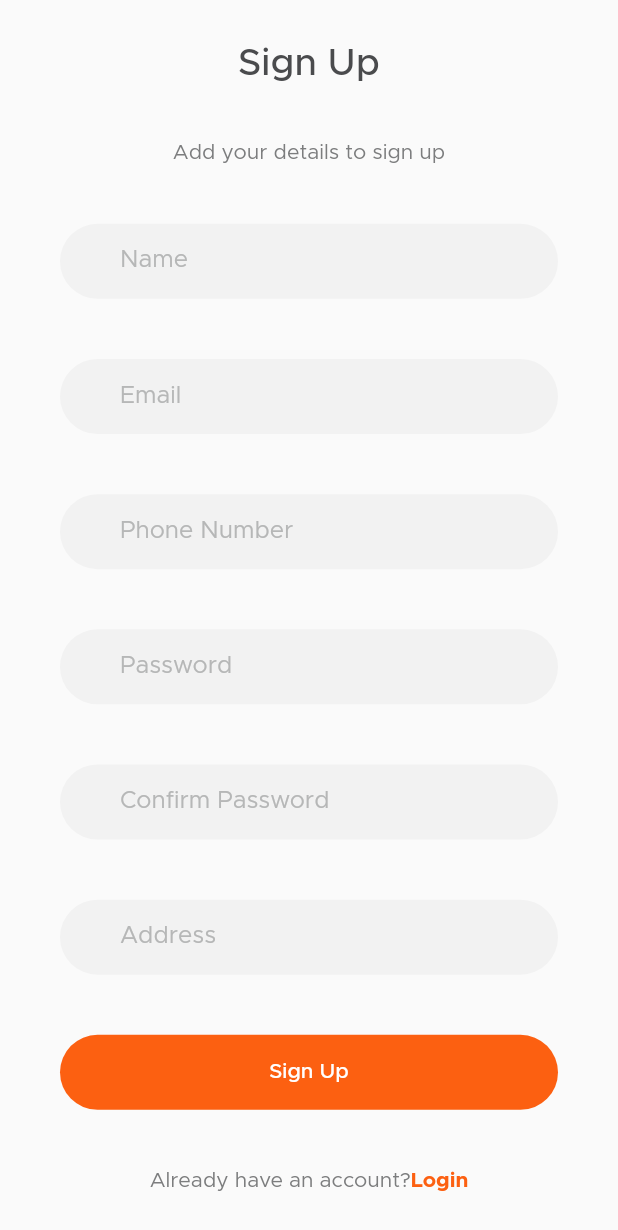
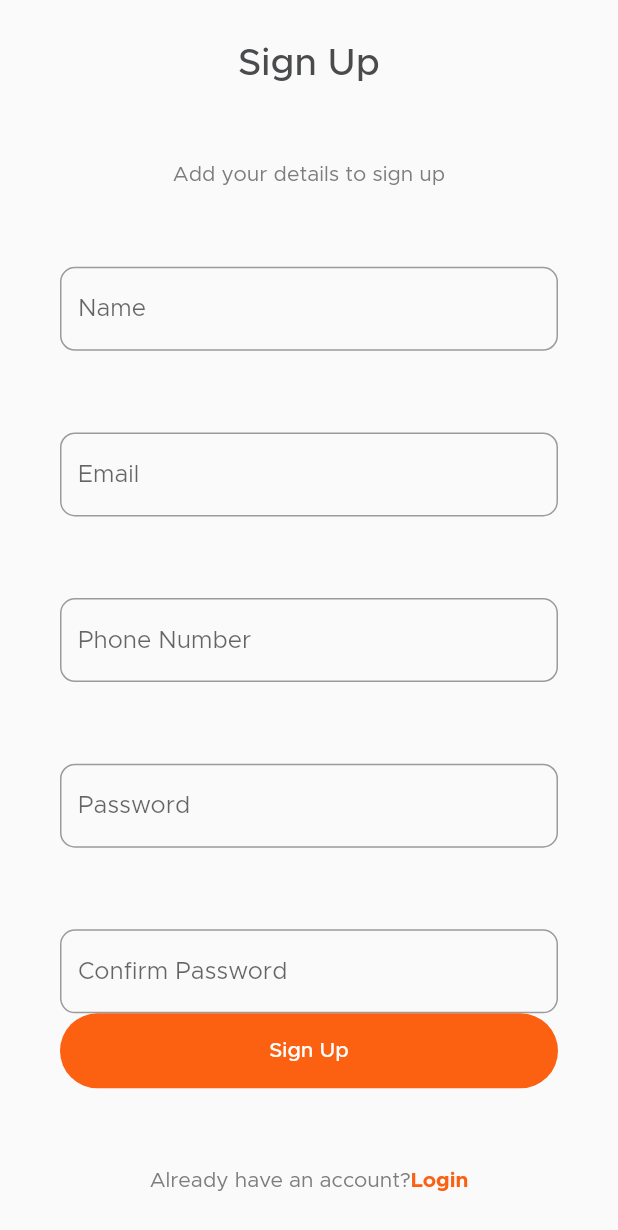
Before and after one commit to inayat-kaur/Canteen-Management, a Flutter app: the SignUpScreen screen opened by its route, after a tap on "Sign Up", on a phone screen of 412 x 824 dp. Shown: the top 1230 px of the screen. Run offline on Flutter 3.47's test engine with Material 2 defaults, Android fonts, the light colour scheme and no system bars; missing offline and left inert: clip_shadow.

Commit message:
updated signup

```diff
--- a/frontend/lib/views/general/landing_screen.dart
+++ b/frontend/lib/views/general/landing_screen.dart
@@ -1,5 +1,6 @@
 import 'package:flutter/material.dart';
 import 'package:frontend/views/const/colors.dart';
+import 'package:frontend/views/general/sign_up_screen.dart';
 import 'package:frontend/views/utils/helper.dart';
 import 'package:clip_shadow/clip_shadow.dart';
 import 'login_screen.dart';
@@ -95,6 +96,8 @@ class LandingScreen extends StatelessWidget {
                           ),
                           onPressed: () {
                             //navigate to create user page
+                            Navigator.of(context)
+                                .pushReplacementNamed(SignUpScreen.routeName);
                           },
                           child: Text("Create An Account"))),
                 ],
--- a/frontend/lib/views/general/sign_up_screen.dart
+++ b/frontend/lib/views/general/sign_up_screen.dart
@@ -1,12 +1,112 @@
 import 'package:flutter/material.dart';
+import 'package:frontend/models/User.dart';
+import 'package:frontend/urls.dart';
 import 'package:frontend/views/general/login_screen.dart';
 import 'package:frontend/views/utils/customTextInput.dart';
 import '../const/colors.dart';
 import '../utils/helper.dart';
+import 'package:http/http.dart';
 
-class SignUpScreen extends StatelessWidget {
+// class SignUpScreen extends StatelessWidget {
+//   // const SignUpScreen({super.key});
+//   static const routeName = '/signupScreen';
+//   @override
+//   Widget build(BuildContext context) {
+//     return Scaffold(
+//         body: Container(
+//       width: Helper.getScreenWidth(context),
+//       height: Helper.getScreenHeight(context),
+//       child: SafeArea(
+//         child: Container(
+//             padding: const EdgeInsets.symmetric(
+//               horizontal: 40,
+//               vertical: 30,
+//             ),
+//             child: Column(
+//               children: [
+//                 Text(
+//                   "Sign Up",
+//                   style: Helper.getTheme(context).titleLarge,
+//                 ),
+//                 Spacer(),
+//                 Text(
+//                   "Add your details to sign up",
+//                 ),
+//                 Spacer(),
+//                 CustomTextInput(
+//                   hintText: "Name",
+//                 ),
+//                 Spacer(),
+//                 CustomTextInput(
+//                   hintText: "Email",
+//                 ),
+//                 Spacer(),
+//                 CustomTextInput(
+//                   hintText: "Phone Number",
+//                 ),
+//                 Spacer(),
+//                 CustomTextInput(
+//                   hintText: "Password",
+//                 ),
+//                 Spacer(),
+//                 CustomTextInput(
+//                   hintText: "Confirm Password",
+//                 ),
+//                 Spacer(),
+//                 CustomTextInput(
+//                   hintText: "Address",
+//                 ),
+//                 Spacer(),
+//                 SizedBox(
+//                   height: 50,
+//                   width: double.infinity,
+//                   child: ElevatedButton(
+//                     onPressed: () {},
+//                     child: Text("Sign Up"),
+//                   ),
+//                 ),
+//                 Spacer(),
+//                 GestureDetector(
+//                     onTap: () {
+//                       Navigator.of(context)
+//                           .pushReplacementNamed(LoginScreen.routeName);
+//                     },
+//                     child: Row(
+//                       mainAxisAlignment: MainAxisAlignment.center,
+//                       children: [
+//                         Text("Already have an account?"),
+//                         Text(
+//                           "Login",
+//                           style: TextStyle(
+//                             color: AppColor.orange,
+//                             fontWeight: FontWeight.bold,
+//                           ),
+//                         ),
+//                       ],
+//                     ))
+//               ],
+//             )),
+//       ),
+//     ));
+//   }
+// }
+
+class SignUpScreen extends StatefulWidget {
   // const SignUpScreen({super.key});
   static const routeName = '/signupScreen';
+
+  @override
+  State<SignUpScreen> createState() => _SignUpScreenState();
+}
+
+class _SignUpScreenState extends State<SignUpScreen> {
+  TextEditingController _nameController = TextEditingController();
+  TextEditingController _emailController = TextEditingController();
+  TextEditingController _phoneController = TextEditingController();
+  TextEditingController _passwordController = TextEditingController();
+  TextEditingController _confirmPasswordController = TextEditingController();
+  Client client = Client();
+
   @override
   Widget build(BuildContext context) {
     return Scaffold(
@@ -30,35 +130,80 @@ class SignUpScreen extends StatelessWidget {
                   "Add your details to sign up",
                 ),
                 Spacer(),
-                CustomTextInput(
+                TextField(
+                  decoration: InputDecoration(
                     hintText: "Name",
+                    border: OutlineInputBorder(
+                      borderRadius: BorderRadius.circular(10),
+                    ),
+                  ),
+                  controller: _nameController,
                 ),
                 Spacer(),
-                CustomTextInput(
+                TextField(
+                  decoration: InputDecoration(
                     hintText: "Email",
+                    border: OutlineInputBorder(
+                      borderRadius: BorderRadius.circular(10),
+                    ),
+                  ),
+                  controller: _emailController,
                 ),
                 Spacer(),
-                CustomTextInput(
+                TextField(
+                  decoration: InputDecoration(
                     hintText: "Phone Number",
+                    border: OutlineInputBorder(
+                      borderRadius: BorderRadius.circular(10),
+                    ),
+                  ),
+                  controller: _phoneController,
                 ),
                 Spacer(),
-                CustomTextInput(
+                TextField(
+                  decoration: InputDecoration(
                     hintText: "Password",
+                    border: OutlineInputBorder(
+                      borderRadius: BorderRadius.circular(10),
+                    ),
+                  ),
+                  controller: _passwordController,
                 ),
                 Spacer(),
-                CustomTextInput(
+                TextField(
+                  decoration: InputDecoration(
                     hintText: "Confirm Password",
+                    border: OutlineInputBorder(
+                      borderRadius: BorderRadius.circular(10),
                     ),
-                Spacer(),
-                CustomTextInput(
-                  hintText: "Address",
                   ),
-                Spacer(),
+                  controller: _confirmPasswordController,
+                ),
                 SizedBox(
                   height: 50,
                   width: double.infinity,
                   child: ElevatedButton(
-                    onPressed: () {},
+                    onPressed: () {
+                      //check if password is valid
+                      if (_passwordController.text !=
+                          _confirmPasswordController.text) {
+                        ScaffoldMessenger.of(context).showSnackBar(
+                          SnackBar(
+                            content: Text(
+                                "Password and Confirm Password do not match"),
+                          ),
+                        );
+                      } else {
+                        User user = User(
+                          name: _nameController.text,
+                          role: 0,
+                          username: _emailController.text,
+                          phone: _phoneController.text,
+                          password: _passwordController.text,
+                        );
+                        client.post(signUp, body: user.toJson());
+                      }
+                    },
                     child: Text("Sign Up"),
                   ),
                 ),
--- a/frontend/pubspec.yaml
+++ b/frontend/pubspec.yaml
@@ -46,6 +46,7 @@ dev_dependencies:
   # package. See that file for information about deactivating specific lint
   # rules and activating additional ones.
   flutter_lints: ^2.0.0
+  http: ^0.13.5
 
 # For information on the generic Dart part of this file, see the
 # following page: https://dart.dev/tools/pub/pubspec
```
Also changed, not shown: frontend/pubspec.lock. Lines whose indentation alone changed are shown as unchanged.
